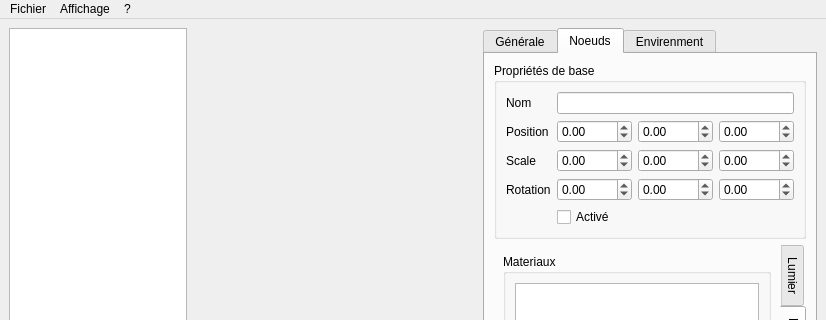
Before: the Qt Designer form sources/interface.ui in b4n92uid/theball-editor, drawn with Qt 5; both pictures show x 0 to 826 and y 0 to 320 of the 826 by 677 pixel window.
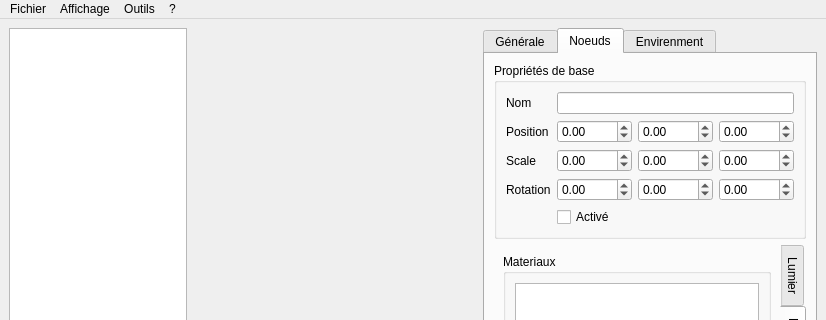
After: the same form once the commit is applied. Icons and pictures are not drawn. Custom widgets are drawn as their Qt base class.

The edit to the form file:
```diff
--- a/sources/interface.ui
+++ b/sources/interface.ui
@@ -1793,8 +1793,15 @@
     </property>
     <addaction name="actionRendue_plein_fenete"/>
    </widget>
+   <widget class="QMenu" name="menuOutils">
+    <property name="title">
+     <string>Outils</string>
+    </property>
+    <addaction name="actionScreenShot"/>
+   </widget>
    <addaction name="menuFichier"/>
    <addaction name="menuAffichage"/>
+   <addaction name="menuOutils"/>
    <addaction name="menu"/>
   </widget>
   <widget class="QStatusBar" name="statusbar"/>
```
Left out of the diff: 92 changed lines with no effect on the pictures.
